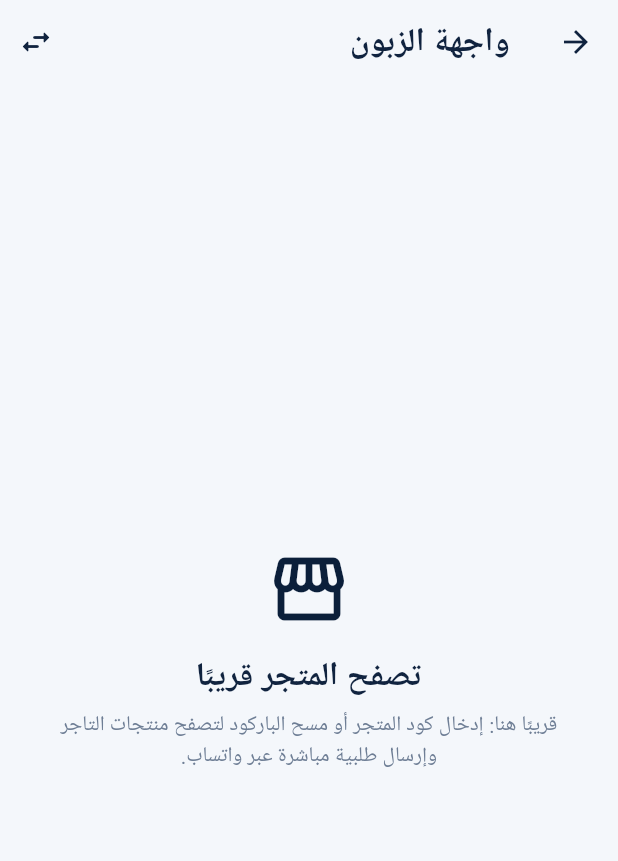
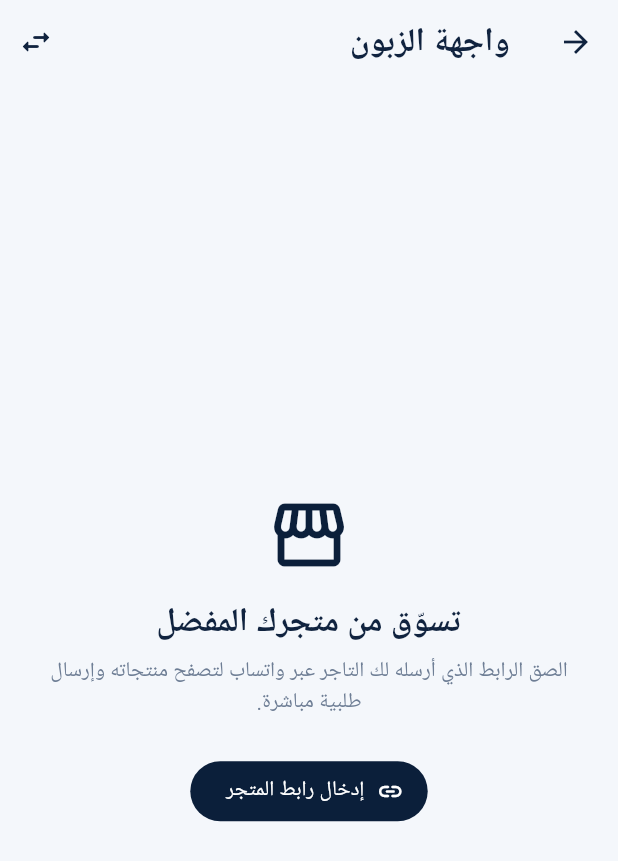
Before and after one commit to Gyorinm/atmina, a Flutter app: the CustomerHomeScreen screen opened directly, on a phone screen of 412 x 824 dp. Shown: the top 861 px of the screen. Run offline on Flutter 3.47's test engine with Material 3 defaults, Android fonts, the phone set to English and light mode, and no system bars; our stand-ins replace app_links, file_picker, flutter_riverpod, share_plus, shared_preferences, sqflite; accounts and stored records are empty.

Commit message:
feat: link customer home to store access screen

```diff
--- a/lib/src/features/customer/presentation/screens/customer_home_screen.dart
+++ b/lib/src/features/customer/presentation/screens/customer_home_screen.dart
@@ -3,6 +3,7 @@ import 'package:flutter_riverpod/flutter_riverpod.dart';
 
 import '../../../../core/constants/app_colors.dart';
 import '../../../onboarding/application/app_role_controller.dart';
+import '../../../store/presentation/screens/customer_store_access_screen.dart';
 
 class CustomerHomeScreen extends ConsumerWidget {
   const CustomerHomeScreen({super.key});
@@ -30,12 +31,20 @@ class CustomerHomeScreen extends ConsumerWidget {
               children: [
                 const Icon(Icons.storefront_outlined, size: 56, color: AppColors.navy),
                 const SizedBox(height: 16),
-                Text('تصفح المتجر قريبًا', style: theme.textTheme.titleLarge),
+                Text('تسوّق من متجرك المفضل', style: theme.textTheme.titleLarge),
                 const SizedBox(height: 8),
                 Text(
-                  'قريبًا هنا: إدخال كود المتجر أو مسح الباركود لتصفح منتجات التاجر وإرسال طلبية مباشرة عبر واتساب.',
+                  'الصق الرابط الذي أرسله لك التاجر عبر واتساب لتصفح منتجاته وإرسال طلبية مباشرة.',
                   textAlign: TextAlign.center,
                   style: theme.textTheme.bodyMedium?.copyWith(color: AppColors.textMuted),
+                ),
+                const SizedBox(height: 24),
+                FilledButton.icon(
+                  onPressed: () => Navigator.of(context).push(
+                    MaterialPageRoute<void>(builder: (_) => const CustomerStoreAccessScreen()),
+                  ),
+                  icon: const Icon(Icons.link_rounded),
+                  label: const Text('إدخال رابط المتجر'),
                 ),
               ],
             ),
```
